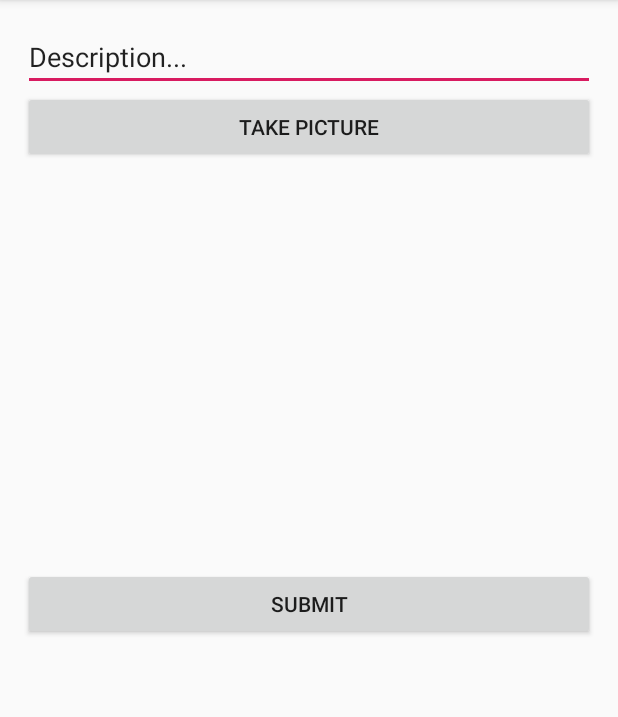
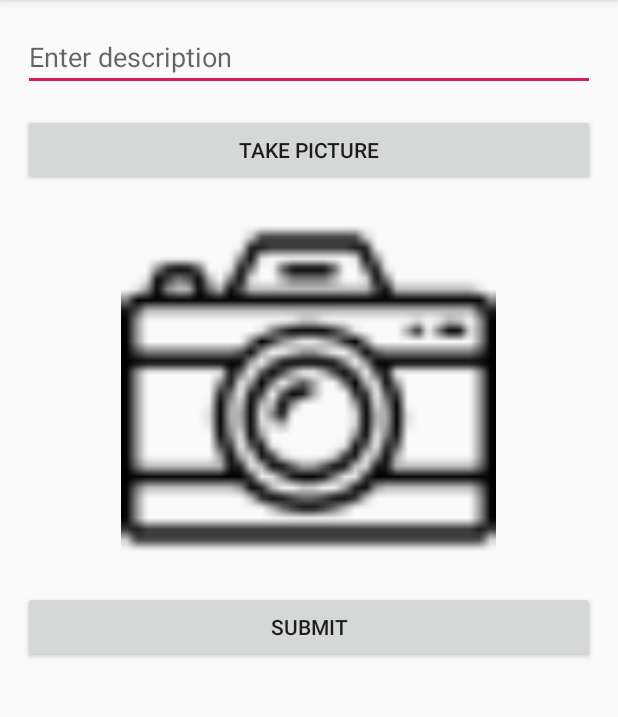
Before and after one commit to daviddahlb/SoFoto, an Android app: the MainActivity screen opened directly, with no data from a screen before it, after a tap on "SUBMIT", on a phone screen of 412 x 824 dp, the part 84-801 px from its top. Run offline under Robolectric (Android 15) with nearby library versions, the phone set to English and light mode, and no system bars; libraries missing offline, so code that uses them is left out: com.parse; pictures from the network do not load; 5 statements that could not run were skipped.

Commit message:
Added Glide, camera placeholder drawable

```diff
--- a/app/build.gradle
+++ b/app/build.gradle
@@ -30,5 +30,9 @@ dependencies {
     implementation 'com.parse.bolts:bolts-android:1.4.0'
     implementation 'com.github.parse-community.Parse-SDK-Android:parse:1.18.5'
     implementation 'com.squareup.okhttp3:logging-interceptor:3.8.1'
+
+    implementation 'com.github.bumptech.glide:glide:4.9.0'
+    annotationProcessor 'com.github.bumptech.glide:compiler:4.9.0'
+
     // for logging API calls to LogCat
 }
--- a/app/src/main/java/com/dsd3/sofoto/MainActivity.java
+++ b/app/src/main/java/com/dsd3/sofoto/MainActivity.java
@@ -1,5 +1,6 @@
 package com.dsd3.sofoto;
 
+import android.content.Context;
 import android.content.Intent;
 import android.content.pm.LabeledIntent;
 import android.graphics.Bitmap;
@@ -18,6 +19,8 @@ import android.widget.EditText;
 import android.widget.ImageView;
 import android.widget.Toast;
 
+import com.bumptech.glide.Glide;
+import com.bumptech.glide.request.RequestOptions;
 import com.parse.FindCallback;
 import com.parse.ParseException;
 import com.parse.ParseFile;
@@ -46,10 +49,18 @@ public class MainActivity extends AppCompatActivity {
         super.onCreate(savedInstanceState);
         setContentView(R.layout.activity_main);
 
+        final Context context = getApplicationContext();
+
         etDescription = findViewById(R.id.etDescription);
         btnCaptureImage = findViewById(R.id.btnCaptureImage);
         ivPostImage = findViewById(R.id.ivPostImage);
         btnSubmit = findViewById(R.id.btnSubmit);
+
+        GlideApp.with(context)
+                .load(R.drawable.ic_camera)
+                .placeholder(R.drawable.ic_camera)
+                .apply(new RequestOptions().override(100, 100))
+                .into(ivPostImage);
 
         btnCaptureImage.setOnClickListener(new View.OnClickListener() {
             @Override
@@ -68,6 +79,11 @@ public class MainActivity extends AppCompatActivity {
                     return;
                 }
                 savePost(description, user, photoFile);
+                GlideApp.with(context)
+                        .load(R.drawable.ic_camera)
+                        .placeholder(R.drawable.ic_camera)
+                        .apply(new RequestOptions().override(100, 100))
+                        .into(ivPostImage);
             }
         });
         queryPosts();
--- /dev/null
+++ b/app/src/main/java/com/dsd3/sofoto/MyAppGlideModule.java
@@ -0,0 +1,8 @@
+package com.dsd3.sofoto;
+
+import com.bumptech.glide.annotation.GlideModule;
+import com.bumptech.glide.module.AppGlideModule;
+
+@GlideModule
+public class MyAppGlideModule extends AppGlideModule {
+}
--- /dev/null
+++ b/app/src/main/res/drawable/ic_camera.xml
@@ -0,0 +1,9 @@
+<vector android:height="24dp" android:viewportHeight="512"
+    android:viewportWidth="512" android:width="24dp" xmlns:android="http://schemas.android.com/apk/res/android">
+    <path android:fillColor="#FF000000" android:pathData="M402,166c-5.52,0 -10,4.48 -10,10s4.48,10 10,10c5.52,0 10,-4.48 10,-10S407.52,166 402,166z"/>
+    <path android:fillColor="#FF000000" android:pathData="M482,126H372.18l-31.706,-63.413C335.357,52.356 325.075,46 313.64,46H198.36c-11.437,0 -21.719,6.356 -26.834,16.588L139.82,126H120v-10c0,-16.542 -13.458,-30 -30,-30H70c-16.542,0 -30,13.458 -30,30v10H30c-16.542,0 -30,13.458 -30,30c0,27.175 0,269.429 0,280c0,16.542 13.458,30 30,30h452c16.542,0 30,-13.458 30,-30c0,-27.175 0,-269.429 0,-280C512,139.458 498.542,126 482,126zM189.415,71.532C191.121,68.12 194.548,66 198.36,66h115.28c3.812,0 7.24,2.12 8.946,5.532L349.82,126H162.18L189.415,71.532zM60,116c0,-5.514 4.486,-10 10,-10h20c5.514,0 10,4.486 10,10v10H60V116zM20,225.9h126.451C133.161,246.661 126,270.992 126,296c0,25.01 7.162,49.243 20.45,70H20V225.9zM256,186c60.133,0 110,48.719 110,110c0,61.212 -49.797,110 -110,110c-60.257,0 -110,-48.842 -110,-110C146,234.795 195.79,186 256,186zM492,436c0,5.514 -4.486,10 -10,10H30c-5.514,0 -10,-4.486 -10,-10v-50h142.226c24.435,25.472 58.349,40 93.774,40c35.431,0 69.348,-14.532 93.775,-40H492V436zM492,366H365.549C378.839,345.239 386,321.009 386,296c0,-25.009 -7.161,-49.239 -20.451,-70H492V366zM492,206H349.774c-24.434,-25.472 -58.348,-40 -93.774,-40c-35.43,0 -69.347,14.532 -93.775,40H20v-50c0,-5.514 4.486,-10 10,-10c9.081,0 437.942,0 452,0c5.514,0 10,4.486 10,10V206z"/>
+    <path android:fillColor="#FF000000" android:pathData="M286,86h-60c-5.523,0 -10,4.477 -10,10s4.477,10 10,10h60c5.522,0 10,-4.477 10,-10S291.522,86 286,86z"/>
+    <path android:fillColor="#FF000000" android:pathData="M256,206c-49.626,0 -90,40.374 -90,90c0,49.626 40.374,90 90,90c49.626,0 90,-40.374 90,-90C346,246.374 305.626,206 256,206zM256,366c-38.598,0 -70,-31.402 -70,-70c0,-38.598 31.402,-70 70,-70s70,31.402 70,70C326,334.598 294.598,366 256,366z"/>
+    <path android:fillColor="#FF000000" android:pathData="M256,246c-27.57,0 -50,22.43 -50,50c0,5.523 4.477,10 10,10s10,-4.477 10,-10c0,-16.542 13.458,-30 30,-30c5.522,0 10,-4.477 10,-10S261.522,246 256,246z"/>
+    <path android:fillColor="#FF000000" android:pathData="M462,166h-20c-5.522,0 -10,4.477 -10,10s4.478,10 10,10h20c5.522,0 10,-4.477 10,-10S467.522,166 462,166z"/>
+</vector>
--- a/app/src/main/res/layout/activity_main.xml
+++ b/app/src/main/res/layout/activity_main.xml
@@ -14,7 +14,8 @@
         android:layout_height="wrap_content"
         android:ems="10"
         android:inputType="none"
-        android:text="Description..." />
+        android:hint="Enter description"
+        android:layout_marginBottom="15dp"/>
 
     <Button
         android:id="@+id/btnCaptureImage"
--- a/build.gradle
+++ b/build.gradle
@@ -7,7 +7,7 @@ buildscript {
 
     }
     dependencies {
-        classpath 'com.android.tools.build:gradle:3.3.1'
+        classpath 'com.android.tools.build:gradle:3.3.2'
 
         // NOTE: Do not place your application dependencies here; they belong
         // in the individual module build.gradle files
@@ -19,6 +19,7 @@ allprojects {
         google()
         jcenter()
         maven { url "https://jitpack.io"}
+        mavenCentral()
     }
 }
 
```
